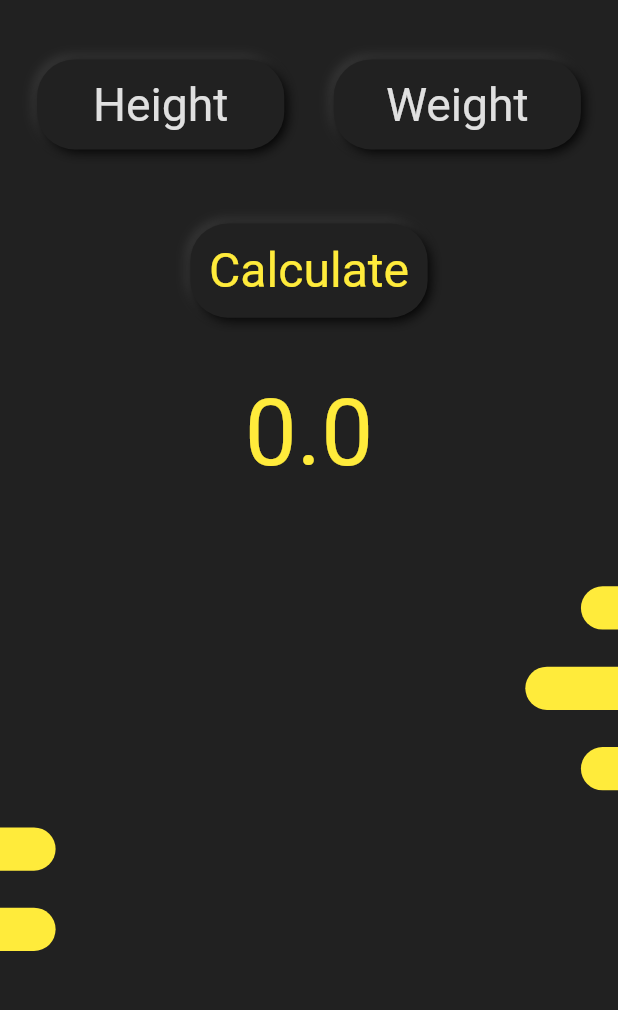
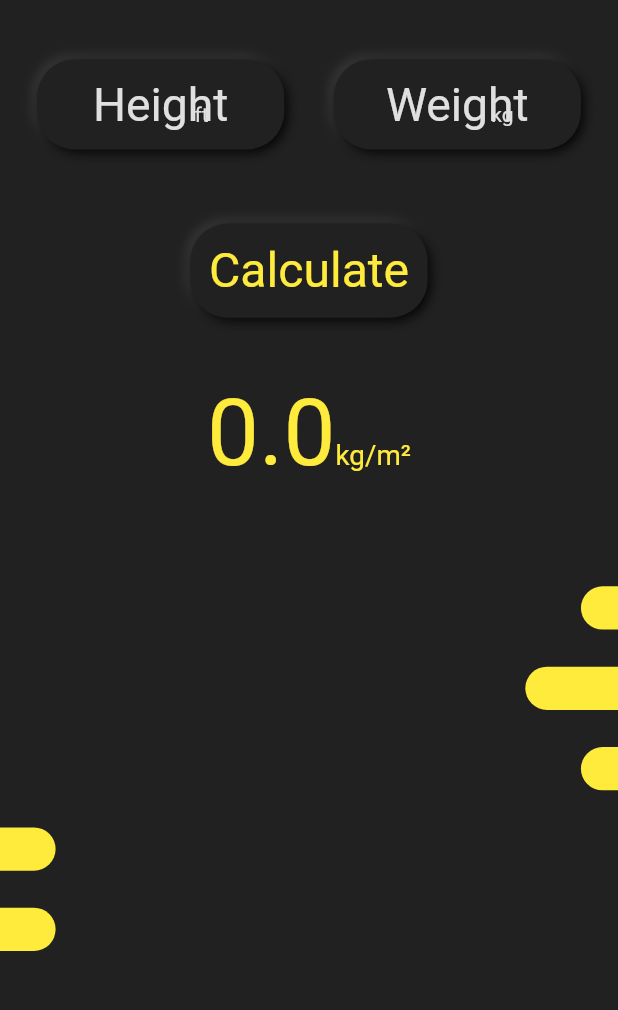
Before and after one commit to swastik21/bmi, a Flutter app: the screen it shows after launch, on a phone screen of 412 x 824 dp, the part 65-1075 px from its top. Run offline on Flutter 3.47's test engine with Material 2 defaults, Android fonts, the phone set to English and light mode, and no system bars; our stand-ins replace flutter_inset_box_shadow, flutter_riverpod.

```diff
--- a/lib/home_page.dart
+++ b/lib/home_page.dart
@@ -62,10 +62,12 @@ class _HomePageState extends ConsumerState<HomePage> {
                     NeumorphicInput(
                       controller: heightController,
                       hintText: "Height",
+                      unit: "ft",
                     ),
                     NeumorphicInput(
                       controller: weightContoller,
                       hintText: "Weight",
+                      unit: "kg",
                     ),
                   ],
                 ),
@@ -77,7 +79,7 @@ class _HomePageState extends ConsumerState<HomePage> {
                 builder: (context, ref, child) {
                   final _isPressed = ref.watch(bmiProvider).isPressed;
                   return AnimatedContainer(
-                    duration: const Duration(milliseconds: 200),
+                    duration: const Duration(milliseconds: 70),
                     decoration: BoxDecoration(
                       color: Theme.of(context).colorScheme.primary,
                       boxShadow: [
@@ -126,11 +128,23 @@ class _HomePageState extends ConsumerState<HomePage> {
               Consumer(
                 builder: (context, ref, child) {
                   final _bmi = ref.watch(bmiProvider).bmi;
-                  return Text(
-                    _bmi.toStringAsFixed(1),
-                    style: TextStyle(
-                      color: Theme.of(context).colorScheme.secondary,
-                      fontSize: (_screenSize.width + _screenSize.height) * 0.05,
+                  return Text.rich(
+                    TextSpan(
+                      text: _bmi.toStringAsFixed(1),
+                      children: [
+                        TextSpan(
+                          text: 'kg/m\u00B2',
+                          style: TextStyle(
+                              color: Theme.of(context).colorScheme.secondary,
+                              fontSize:
+                                  (_screenSize.width + _screenSize.height) *
+                                      0.015),
+                        )
+                      ],
+                      style: TextStyle(
+                          color: Theme.of(context).colorScheme.secondary,
+                          fontSize:
+                              (_screenSize.width + _screenSize.height) * 0.05),
                     ),
                   );
                 },
--- a/lib/widget/neumorphic_input.dart
+++ b/lib/widget/neumorphic_input.dart
@@ -1,10 +1,14 @@
+// ignore_for_file: no_leading_underscores_for_local_identifiers
+
 import 'package:flutter/material.dart';
 import 'package:flutter/services.dart';
 
 class NeumorphicInput extends StatelessWidget {
   final TextEditingController controller;
   final String? hintText;
-  const NeumorphicInput({super.key, required this.controller, this.hintText});
+  final String? unit;
+  const NeumorphicInput(
+      {super.key, required this.controller, this.hintText, this.unit});
 
   @override
   Widget build(BuildContext context) {
@@ -27,12 +31,16 @@ class NeumorphicInput extends StatelessWidget {
         borderRadius: BorderRadius.circular(25),
       ),
       width: _screenSize.width * 0.4,
-      child: TextField(
+      child: Stack(
+        children: [
+          TextField(
             cursorHeight: 30,
             cursorColor: Colors.grey,
             showCursor: true,
             keyboardType: TextInputType.number,
-        inputFormatters: [FilteringTextInputFormatter.allow(RegExp('[0-9.]'))],
+            inputFormatters: [
+              FilteringTextInputFormatter.allow(RegExp('[0-9.]'))
+            ],
             textAlign: TextAlign.center,
             controller: controller,
             style: TextStyle(
@@ -47,6 +55,16 @@ class NeumorphicInput extends StatelessWidget {
               hintText: hintText!.isNotEmpty ? hintText : "Text",
             ),
           ),
+          Positioned(
+            bottom: 15,
+            left: 105,
+            child: Text(
+              unit!,
+              style: TextStyle(color: Colors.grey.shade300),
+            ),
+          )
+        ],
+      ),
     );
   }
 }
```
Lines whose indentation alone changed are shown as unchanged.
